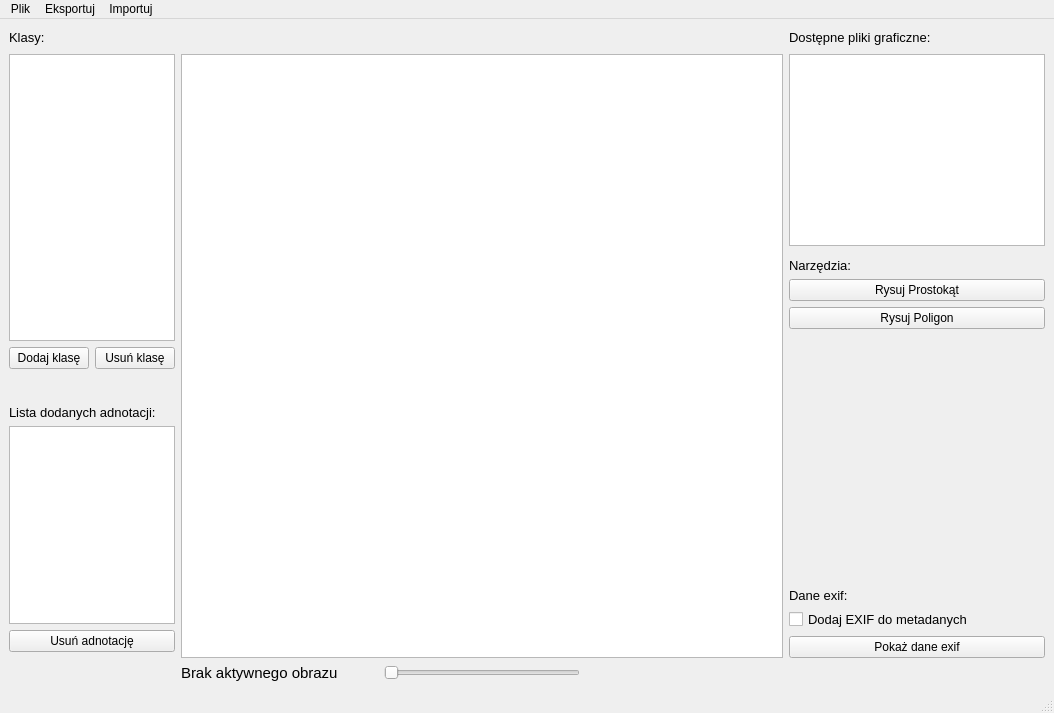
First picture: the form in mydesign.ui, repository Daru9799/Projekt_Fotograf_IO, before the edit.
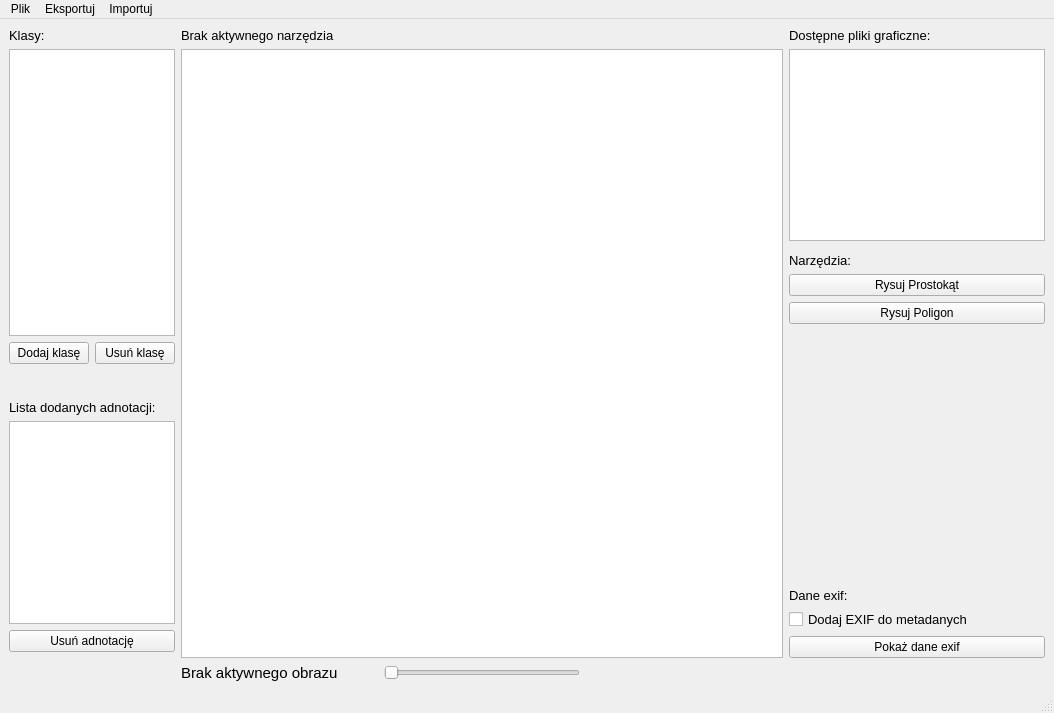
Second picture: the form after the edit.

Commit message:
Powiadomienie użytkownika o używanym narzędziu
Kliknięcie na przycisk rysowania informuje użytkownika w jakim trybie aktualnie się znajduje

Patch:
```diff
--- a/mydesign.ui
+++ b/mydesign.ui
@@ -267,19 +267,6 @@
       </property>
      </widget>
     </item>
-    <item row="1" column="1" colspan="3">
-     <spacer name="horizontalSpacer">
-      <property name="orientation">
-       <enum>Qt::Horizontal</enum>
-      </property>
-      <property name="sizeHint" stdset="0">
-       <size>
-        <width>220</width>
-        <height>20</height>
-       </size>
-      </property>
-     </spacer>
-    </item>
     <item row="17" column="2">
      <widget class="QSlider" name="zoom_image_slider">
       <property name="orientation">
@@ -333,6 +320,18 @@
       </property>
      </widget>
     </item>
+    <item row="1" column="1">
+     <widget class="QLabel" name="label_notification">
+      <property name="font">
+       <font>
+        <pointsize>10</pointsize>
+       </font>
+      </property>
+      <property name="text">
+       <string>Brak aktywnego narzędzia</string>
+      </property>
+     </widget>
+    </item>
    </layout>
   </widget>
   <widget class="QMenuBar" name="menubar">
```
The commit also changes 4 other files.
